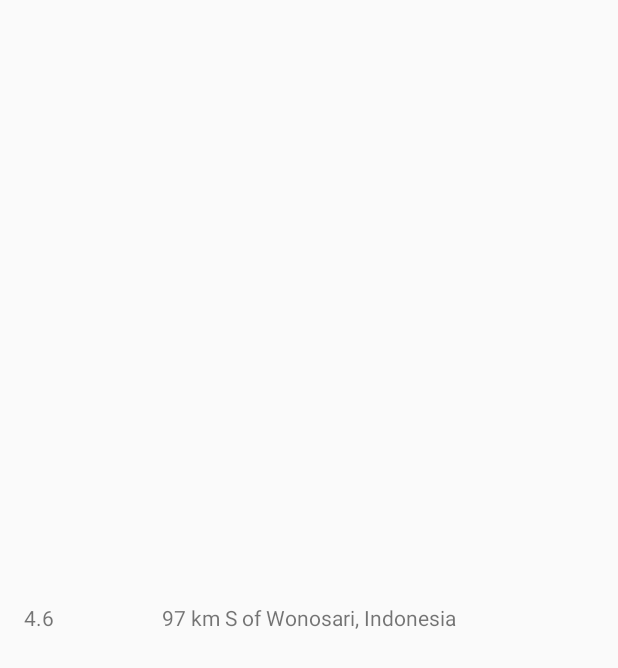
After one commit to ssaczkowski/earthquakeMonitor, an Android app: the layout eq_list_item.xml on its own in the app's theme, with its tools: preview values and no code run, on a phone screen of 412 x 824 dp. The commit adds this screen. Shown: the top 668 px of the screen. Run offline under Robolectric (Android 15) with nearby library versions, the phone set to English and light mode, and no system bars.

Commit message:
Creation of list for eq items

```diff
--- /dev/null
+++ b/app/src/main/res/layout/eq_list_item.xml
@@ -0,0 +1,29 @@
+<?xml version="1.0" encoding="utf-8"?>
+<LinearLayout
+    xmlns:android="http://schemas.android.com/apk/res/android"
+    android:orientation="horizontal"
+    android:layout_width="match_parent"
+    android:layout_height="match_parent"
+    android:padding="16dp"
+    android:gravity="center_vertical">
+
+    <TextView
+        android:id="@+id/eq_list_item_magnitude"
+        android:layout_width="0dp"
+        android:layout_height="wrap_content"
+        android:text="4.6"
+        android:layout_weight="1"/>
+
+    <TextView
+        android:id="@+id/eq_list_item_place"
+        android:layout_width="0dp"
+        android:layout_height="wrap_content"
+        android:text="97 km S of Wonosari, Indonesia"
+        android:layout_weight="3"/>
+
+    <ImageView
+        android:layout_width="10dp"
+        android:layout_height="11dp"
+        android:source="@drawable/chevron-right_24.png" />
+
+</LinearLayout>
```
Also changed, not shown: app/src/main/java/com/ssaczkowski/earthquakemonitor/MainActivity.java (line endings or trailing spaces), app/src/main/res/drawable/chevron-right_24.png (added), 5 other files.
